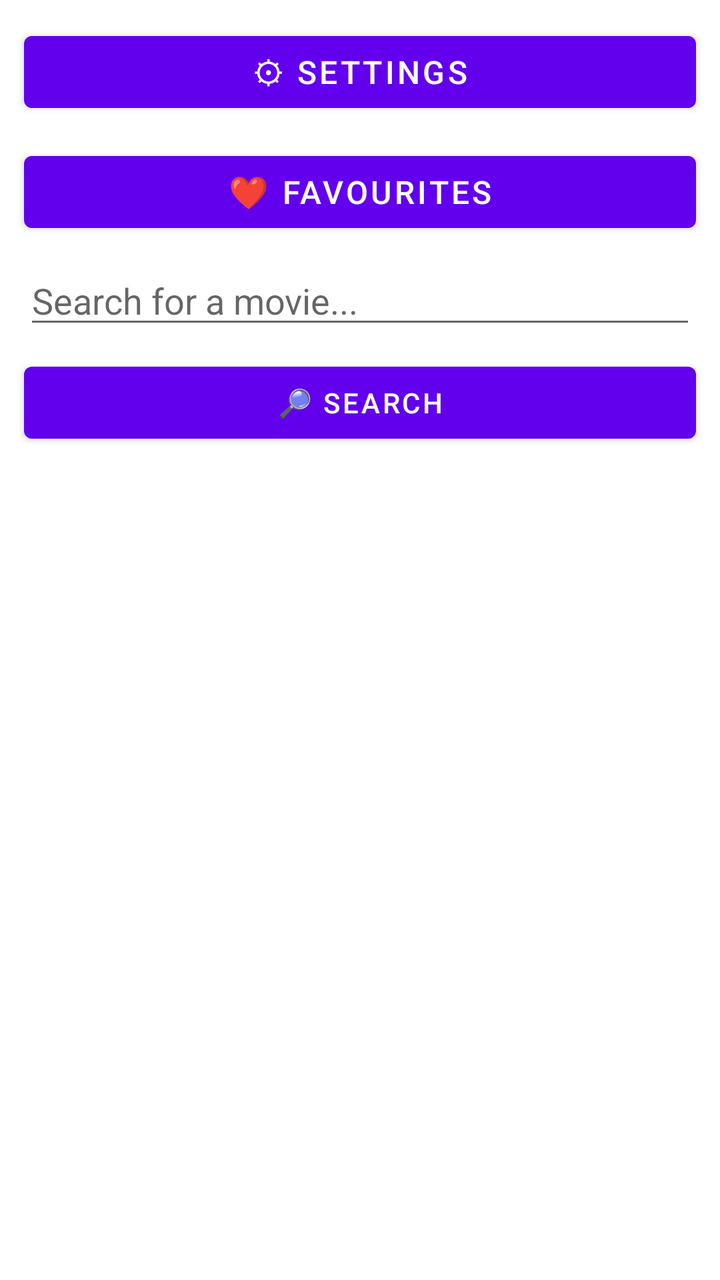
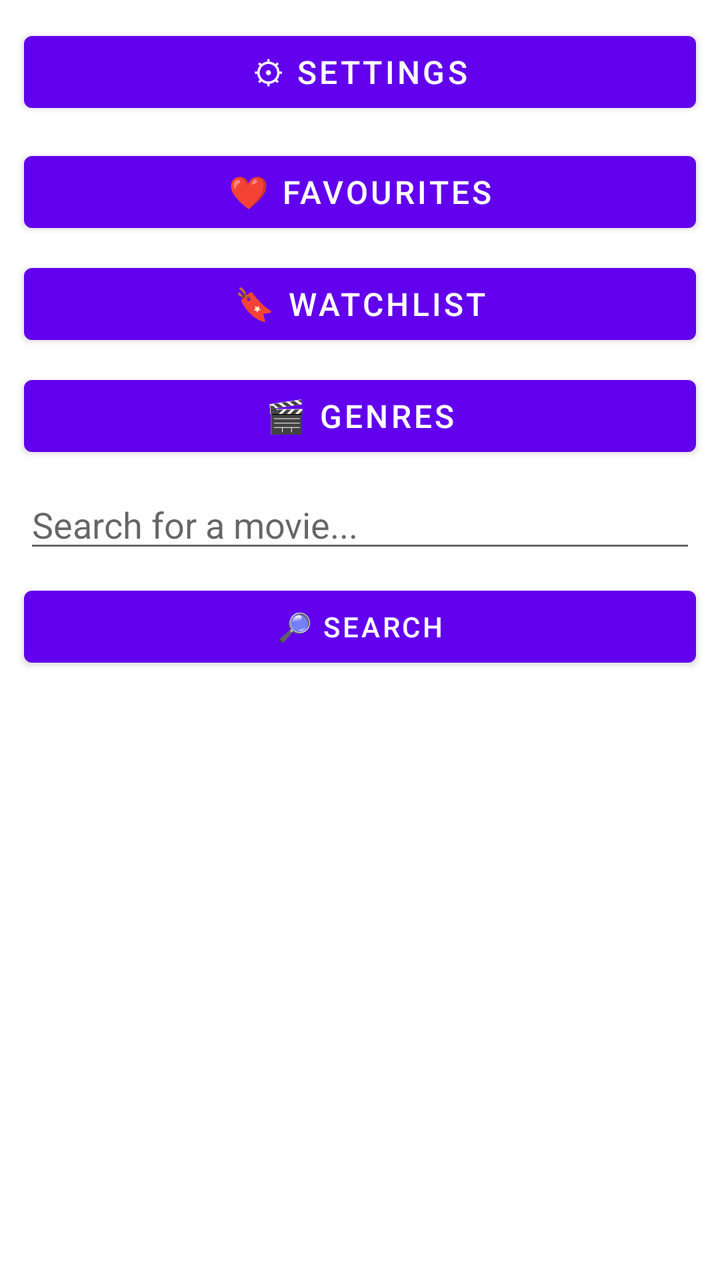

The first picture is an Android layout as it rendered before a commit; the second is the same layout after the commit. The layout source and the unified diff follow.
<!-- AndroidManifest.xml: application theme Theme.MovieFinder -->
<!-- res/layout/activity_main.xml -->
<?xml version="1.0" encoding="utf-8"?>
<LinearLayout
    xmlns:android="http://schemas.android.com/apk/res/android"
    android:id="@+id/main"
    android:layout_width="match_parent"
    android:layout_height="match_parent"
    android:orientation="vertical">

    
    <Button
        android:id="@+id/btnSettings"
        android:layout_width="match_parent"
        android:layout_height="wrap_content"
        android:text="⚙ SETTINGS"
        android:textSize="16sp"
        android:layout_margin="12dp" />

    <Button
        android:id="@+id/btnFavourites"
        android:layout_width="match_parent"
        android:layout_height="wrap_content"
        android:text="❤️ FAVOURITES"
        android:textSize="16sp"
        android:layout_marginStart="12dp"
        android:layout_marginEnd="12dp"
        android:layout_marginBottom="8dp" />

    
    <EditText
        android:id="@+id/edtSearchMovie"
        android:layout_width="match_parent"
        android:layout_height="wrap_content"
        android:layout_marginStart="12dp"
        android:layout_marginEnd="12dp"
        android:hint="Search for a movie..."
        android:inputType="text"
        android:singleLine="true" />

    
    <Button
        android:id="@+id/btnSearchMovie"
        android:layout_width="match_parent"
        android:layout_height="wrap_content"
        android:layout_marginStart="12dp"
        android:layout_marginEnd="12dp"
        android:layout_marginTop="8dp"
        android:text="🔎 SEARCH" />

    
    <androidx.recyclerview.widget.RecyclerView
        android:id="@+id/movieRecyclerView"
        android:layout_width="match_parent"
        android:layout_height="0dp"
        android:layout_weight="1" />

</LinearLayout>
<!-- resources referenced by this layout -->
<resources>
  <style name="Theme.MovieFinder" parent="Theme.MaterialComponents.DayNight.DarkActionBar">
          
          <item name="colorPrimary">@color/purple_500</item>
          <item name="colorPrimaryVariant">@color/purple_700</item>
          <item name="colorOnPrimary">@color/white</item>
  
          
          <item name="colorSecondary">@color/teal_200</item>
          <item name="colorSecondaryVariant">@color/teal_700</item>
          <item name="colorOnSecondary">@color/black</item>
  
          
          <item name="android:statusBarColor">?attr/colorPrimaryVariant</item>
  
          
      </style>
  <color name="purple_500">#FF6200EE</color>
  <color name="purple_700">#FF3700B3</color>
  <color name="white">#FFFFFFFF</color>
  <color name="teal_200">#FF03DAC5</color>
  <color name="teal_700">#FF018786</color>
  <color name="black">#FF000000</color>
</resources>

<!-- the commit's change to res/layout/activity_main.xml (unified diff, before → after) -->
@@ -20,6 +20,26 @@
         android:layout_width="match_parent"
         android:layout_height="wrap_content"
         android:text="❤️ FAVOURITES"
+        android:textSize="16sp"
+        android:layout_marginStart="12dp"
+        android:layout_marginEnd="12dp"
+        android:layout_marginBottom="8dp" />
+
+    <Button
+        android:id="@+id/btnWatchlist"
+        android:layout_width="match_parent"
+        android:layout_height="wrap_content"
+        android:text="🔖 WATCHLIST"
+        android:textSize="16sp"
+        android:layout_marginStart="12dp"
+        android:layout_marginEnd="12dp"
+        android:layout_marginBottom="8dp" />
+
+    <Button
+        android:id="@+id/btnGenres"
+        android:layout_width="match_parent"
+        android:layout_height="wrap_content"
+        android:text="🎬 GENRES"
         android:textSize="16sp"
         android:layout_marginStart="12dp"
         android:layout_marginEnd="12dp"
